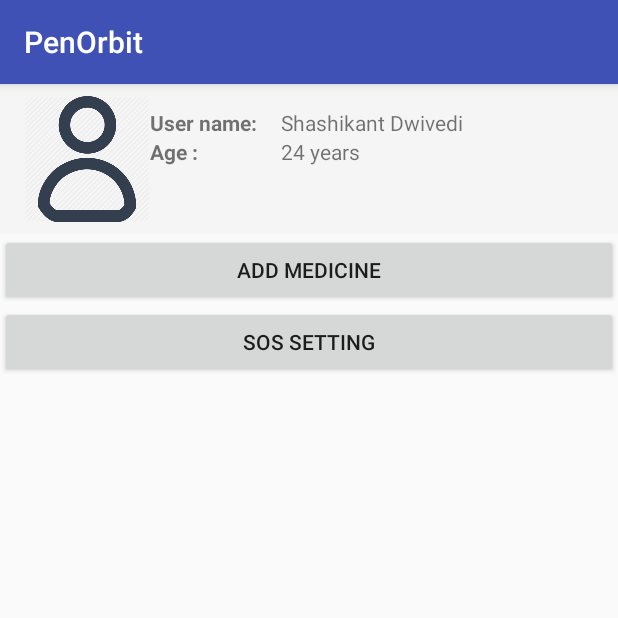
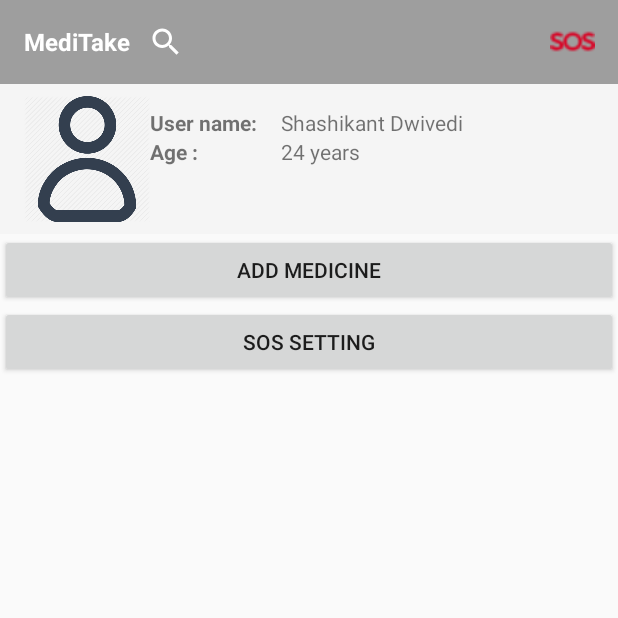
Before and after one commit to DwivediShashikant/MediTake, an Android app: the fragment FragmentMyProfile placed in its activity, on a phone screen of 412 x 824 dp, the top half of it. Run offline under Robolectric (Android 15) with nearby library versions, the phone set to English and light mode, and no system bars; libraries missing offline, so code that uses them is left out: com.roughike.bottombar; 8 statements that could not run were skipped.

Commit message:
complete UI

```diff
--- a/app/src/main/java/com/example/shashikant/penorbit/FragmentListOfMedicine.java
+++ b/app/src/main/java/com/example/shashikant/penorbit/FragmentListOfMedicine.java
@@ -3,6 +3,7 @@ package com.example.shashikant.penorbit;
 import android.app.Fragment;
 import android.os.Bundle;
 import android.support.annotation.Nullable;
+import android.support.v7.app.AppCompatActivity;
 import android.view.LayoutInflater;
 import android.view.View;
 import android.view.ViewGroup;
@@ -17,6 +18,7 @@ public class FragmentListOfMedicine extends Fragment {
     @Nullable
     @Override
     public View onCreateView(LayoutInflater Inflater, @Nullable ViewGroup container, @Nullable Bundle savedInstanceState) {
+        ((AppCompatActivity)getActivity()).getSupportActionBar().hide();
         View v = Inflater.inflate(R.layout.list_of_medicine,container,false);
         return v;
     }
--- a/app/src/main/java/com/example/shashikant/penorbit/FragmentMedicineToday.java
+++ b/app/src/main/java/com/example/shashikant/penorbit/FragmentMedicineToday.java
@@ -3,6 +3,7 @@ package com.example.shashikant.penorbit;
 import android.app.Fragment;
 import android.os.Bundle;
 import android.support.annotation.Nullable;
+import android.support.v7.app.AppCompatActivity;
 import android.view.LayoutInflater;
 import android.view.View;
 import android.view.ViewGroup;
@@ -15,6 +16,7 @@ public class FragmentMedicineToday extends Fragment {
     @Nullable
     @Override
     public View onCreateView(LayoutInflater Inflater, @Nullable ViewGroup container, @Nullable Bundle savedInstanceState) {
+        ((AppCompatActivity)getActivity()).getSupportActionBar().hide();
         View v = Inflater.inflate(R.layout.medicine_today,container,false);
         return v;
     }
--- a/app/src/main/java/com/example/shashikant/penorbit/FragmentMyProfile.java
+++ b/app/src/main/java/com/example/shashikant/penorbit/FragmentMyProfile.java
@@ -1,11 +1,14 @@
 package com.example.shashikant.penorbit;
 
 import android.app.Fragment;
+import android.content.Intent;
 import android.os.Bundle;
 import android.support.annotation.Nullable;
+import android.support.v7.app.AppCompatActivity;
 import android.view.LayoutInflater;
 import android.view.View;
 import android.view.ViewGroup;
+import android.widget.Button;
 
 /**
  * Created by Shashikant on 7/2/2017.
@@ -16,6 +19,15 @@ public class FragmentMyProfile extends Fragment {
     @Override
     public View onCreateView(LayoutInflater Inflater, @Nullable ViewGroup container, @Nullable Bundle savedInstanceState) {
         View v = Inflater.inflate(R.layout.my_profile,container,false);
+        ((AppCompatActivity)getActivity()).getSupportActionBar().hide();
+        Button button = (Button)v.findViewById(R.id.add_medicine);
+        button.setOnClickListener(new View.OnClickListener() {
+            @Override
+            public void onClick(View v) {
+                startActivity( new Intent(getActivity(),SearchableActivity.class));
+            }
+        });
+
         return v;
     }
 }
--- a/app/src/main/java/com/example/shashikant/penorbit/MainActivity.java
+++ b/app/src/main/java/com/example/shashikant/penorbit/MainActivity.java
@@ -1,18 +1,26 @@
 package com.example.shashikant.penorbit;
 
+import android.app.Activity;
 import android.app.Fragment;
 import android.content.Intent;
 import android.support.annotation.IdRes;
 import android.support.v7.app.AppCompatActivity;
 import android.os.Bundle;
+import android.view.LayoutInflater;
+import android.view.MenuInflater;
 import android.view.View;
+import android.view.ViewGroup;
 import android.widget.Button;
+import android.widget.LinearLayout;
+import android.widget.TextView;
 
 import com.roughike.bottombar.BottomBar;
 import com.roughike.bottombar.BottomBarBadge;
 import com.roughike.bottombar.BottomBarTab;
 import com.roughike.bottombar.OnMenuTabClickListener;
 
+import static android.R.attr.fragment;
+import static android.os.Build.VERSION_CODES.M;
 import static android.support.v7.widget.AppCompatDrawableManager.get;
 
 public class MainActivity extends AppCompatActivity {
@@ -22,29 +30,36 @@ public class MainActivity extends AppCompatActivity {
     protected void onCreate(Bundle savedInstanceState) {
         super.onCreate(savedInstanceState);
         setContentView(R.layout.activity_main);
+        final View rootView;
         mbottomBar = BottomBar.attach(this,savedInstanceState);
         mbottomBar.setItemsFromMenu(R.menu.menu_main, new OnMenuTabClickListener() {
             @Override
             public void onMenuTabSelected(@IdRes int menuItemId) {
                 if(menuItemId == R.id.my_medicine){
                     FragmentListOfMedicine f = new FragmentListOfMedicine();
+                    View v = findViewById(R.id.search_bar);
+                    v.setVisibility(View.VISIBLE);
                     getFragmentManager().beginTransaction().replace(R.id.frame,f).commit();
                 }
                 else if(menuItemId == R.id.medicine_today){
                     FragmentMedicineToday f = new FragmentMedicineToday();
+                    View v = findViewById(R.id.search_bar);
+                    v.setVisibility(View.INVISIBLE);
                     getFragmentManager().beginTransaction().replace(R.id.frame,f).commit();
                 }
                 else if(menuItemId == R.id.my_profile){
                     FragmentMyProfile f = new FragmentMyProfile();
+                    View v = findViewById(R.id.search_bar);
+                    v.setVisibility(View.INVISIBLE);
                     getFragmentManager().beginTransaction().replace(R.id.frame,f).commit();
                 }
             }
-
             @Override
             public void onMenuTabReSelected(@IdRes int menuItemId) {
 
             }
         });
+
         mbottomBar.mapColorForTab(0,"#009688");
         mbottomBar.mapColorForTab(1,"#0097a7");
         mbottomBar.mapColorForTab(2,"#ffab00");
--- a/app/src/main/res/layout/activity_main.xml
+++ b/app/src/main/res/layout/activity_main.xml
@@ -1,5 +1,5 @@
 <?xml version="1.0" encoding="utf-8"?>
-<FrameLayout xmlns:android="http://schemas.android.com/apk/res/android"
+<RelativeLayout xmlns:android="http://schemas.android.com/apk/res/android"
     xmlns:tools="http://schemas.android.com/tools"
     android:id="@+id/activity_main"
     android:layout_width="match_parent"
@@ -10,5 +10,32 @@
         android:id="@+id/frame"
         android:layout_width="match_parent"
         android:layout_height="match_parent" />
-
-</FrameLayout>
+    <android.support.v7.widget.Toolbar
+        android:layout_width="match_parent"
+        android:layout_height="wrap_content"
+        android:background="?attr/colorPrimary"
+        android:theme="?attr/actionBarTheme"
+        android:minHeight="?attr/actionBarSize"
+        android:layout_alignParentBottom="false"
+        android:layout_alignParentStart="true"
+        android:id="@+id/toolbar">
+        <TextView
+            android:layout_width="wrap_content"
+            android:layout_height="wrap_content"
+            android:text="MediTake"
+            android:textColor="#FFFF"
+            android:textSize="16dp"
+            android:textStyle="bold"/>
+        <SearchView
+            android:weightSum="1"
+            android:id="@+id/search_bar"
+            android:layout_width="280dp"
+            android:layout_height="wrap_content"
+            android:queryHint="Search your Medicine"
+            android:layout_above="@+id/textView" />
+        <ImageView
+            android:layout_width="30dp"
+            android:layout_height="30dp"
+            android:src="@drawable/sos"/>
+    </android.support.v7.widget.Toolbar>
+</RelativeLayout>
--- a/app/src/main/res/layout/list_of_medicine.xml
+++ b/app/src/main/res/layout/list_of_medicine.xml
@@ -10,5 +10,9 @@
         android:typeface="serif"
         android:textAllCaps="true"
         android:textSize="12sp"
-        android:layout_centerInParent="true"/>
+        android:layout_centerInParent="true"
+        android:id="@+id/textView" />
+
+
+
 </RelativeLayout>
--- a/app/src/main/res/layout/medicine_today.xml
+++ b/app/src/main/res/layout/medicine_today.xml
@@ -11,4 +11,6 @@
         android:textAllCaps="true"
         android:textSize="12sp"
         android:layout_centerInParent="true"/>
+
+
 </RelativeLayout>
--- a/app/src/main/res/layout/my_profile.xml
+++ b/app/src/main/res/layout/my_profile.xml
@@ -4,6 +4,19 @@
     android:layout_height="match_parent">
 
     <!--logo provided from <div>Icons made by <a href="http://www.flaticon.com/authors/gregor-cresnar" title="Gregor Cresnar">Gregor Cresnar</a> from <a href="http://www.flaticon.com" title="Flaticon">www.flaticon.com</a> is licensed by <a href="http://creativecommons.org/licenses/by/3.0/" title="Creative Commons BY 3.0" target="_blank">CC 3.0 BY</a></div> -->
+
+
+    <android.support.v7.widget.Toolbar
+        android:layout_width="match_parent"
+        android:layout_height="wrap_content"
+        android:background="?attr/colorPrimary"
+        android:theme="?attr/actionBarTheme"
+        android:subtitleTextAppearance="@color/white"
+        android:visibility="invisible"
+        android:subtitle="PanOrbit"
+        android:minHeight="?attr/actionBarSize"
+        android:id="@+id/toolbar3" >
+    </android.support.v7.widget.Toolbar>
     <RelativeLayout
         android:background="#f5f5f5"
         android:id="@+id/user_profile"
@@ -64,7 +77,7 @@
         android:layout_width="match_parent"
         android:id="@+id/add_medicine"
         android:layout_height="wrap_content"
-        android:text="Add Medicine"/>
+        android:text="Add Medicine" />
     <Button
         android:layout_width="match_parent"
         android:layout_height="wrap_content"
--- a/app/src/main/res/values/strings.xml
+++ b/app/src/main/res/values/strings.xml
@@ -4,4 +4,5 @@
     <string name="action_settings">Settings</string>
     <string name="section_format">Hello World from section: %1$d</string>
     <string name="title_activity_tab">TabActivity</string>
+    <string name="search_hint">Find a medicine</string>
 </resources>
```
Also changed, not shown: app/src/main/AndroidManifest.xml (+10 -0 lines), app/src/main/java/com/example/shashikant/penorbit/ProfileActivity.java (added, +13 -0 lines), app/src/main/java/com/example/shashikant/penorbit/SearchableActivity.java (added, +28 -0 lines), app/src/main/res/layout/activity_profile.xml (added, +13 -0 lines), app/src/main/res/layout/activity_searchable.xml (added, +13 -0 lines), app/src/main/res/layout/searchable.xml (added, +7 -0 lines), app/src/main/res/values/styles.xml (+13 -4 lines), app/src/main/res/drawable/ic_search.png (added), app/src/main/res/drawable/sos.png (added). Lines whose indentation alone changed are shown as unchanged.
